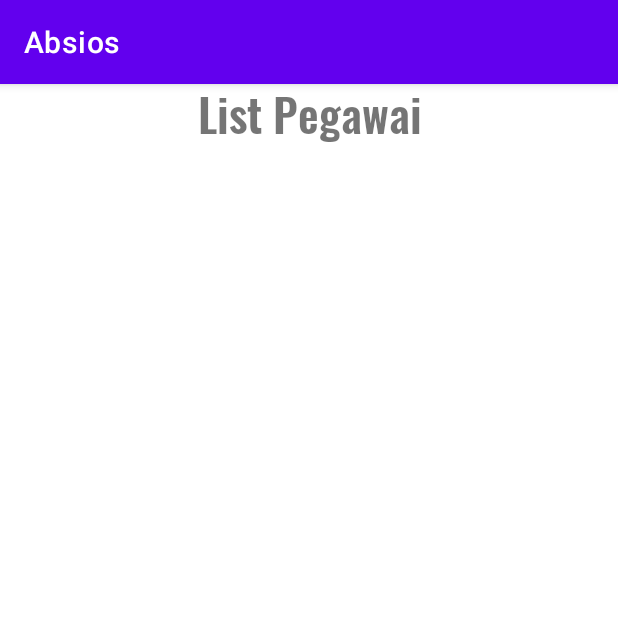
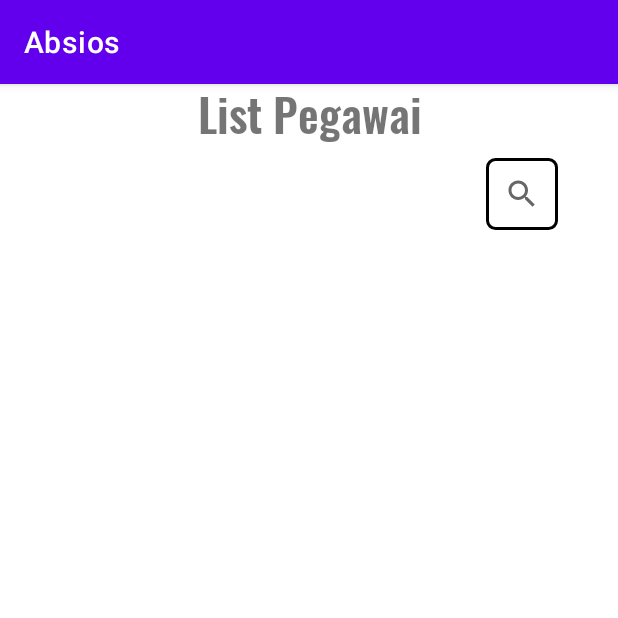
Before and after one commit to Marv876/AndroidKPNew, an Android app: the DaftarPegawaiActivity screen opened directly, with no data from a screen before it, on a phone screen of 412 x 824 dp, the top half of it. Run offline under Robolectric (Android 15) with nearby library versions, the phone set to English and light mode, and no system bars; our stand-ins replace Firebase (no records; nobody signed in at launch, a user with empty details on screens opened directly).

```diff
--- a/app/src/main/res/layout/activity_daftar_pegawai.xml
+++ b/app/src/main/res/layout/activity_daftar_pegawai.xml
@@ -14,16 +14,22 @@
         android:fontFamily="@font/oswalddemibold"
         android:layout_gravity="center"
         android:textAlignment="center"
-        android:layout_marginBottom="15dp"
+        android:layout_marginBottom="5dp"
         android:textSize="30dp"/>
 
-<!--    <androidx.appcompat.widget.SearchView-->
-<!--        android:id="@+id/cariData_src"-->
-<!--        android:layout_width="wrap_content"-->
-<!--        android:layout_height="wrap_content"-->
-<!--        android:queryHint="cari nama pegawai" >-->
 
-<!--    </androidx.appcompat.widget.SearchView>-->
+    <androidx.appcompat.widget.SearchView
+        android:id="@+id/simpleSearchView"
+        android:layout_width="wrap_content"
+        android:layout_height="wrap_content"
+        android:background="@drawable/tipid"
+        app:queryHint="Cari Nama"
+        android:layout_alignParentRight="true"
+        android:layout_gravity="right"
+        android:layout_marginRight="40dp"
+        android:animateLayoutChanges="true"
+        android:layoutDirection="rtl"
+        android:supportsRtl="true" />
 
     <androidx.recyclerview.widget.RecyclerView
         android:id="@+id/data_list"
```
Also changed, not shown: app/src/main/java/com/example/androidkpnew/DaftarPegawaiActivity.java (+46 -5 lines).
